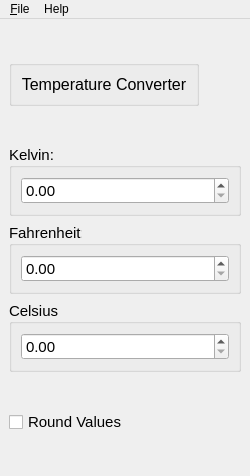
Qt form mainwindow.ui (TiagoSBO/qtproject-temperature-converter) before a commit.
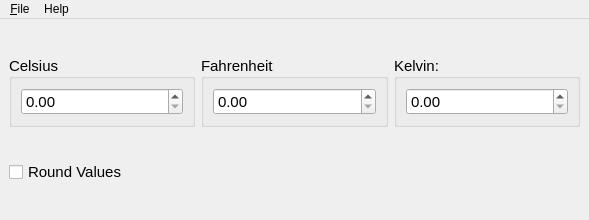
The same form after that commit.

Commit message: style: Add new Horizontal Layout.

```diff
--- a/mainwindow.ui
+++ b/mainwindow.ui
@@ -6,8 +6,8 @@
    <rect>
     <x>0</x>
     <y>0</y>
-    <width>250</width>
-    <height>476</height>
+    <width>589</width>
+    <height>220</height>
    </rect>
   </property>
   <property name="windowTitle">
@@ -22,106 +22,7 @@
   <widget class="QWidget" name="centralwidget">
    <layout class="QVBoxLayout" name="verticalLayout">
     <item>
-     <widget class="QGroupBox" name="groupBox_title">
-      <property name="sizePolicy">
-       <sizepolicy hsizetype="Fixed" vsizetype="Fixed">
-        <horstretch>10</horstretch>
-        <verstretch>10</verstretch>
-       </sizepolicy>
-      </property>
-      <property name="font">
-       <font>
-        <pointsize>12</pointsize>
-       </font>
-      </property>
-      <property name="title">
-       <string/>
-      </property>
-      <property name="alignment">
-       <set>Qt::AlignmentFlag::AlignCenter</set>
-      </property>
-      <layout class="QVBoxLayout" name="verticalLayout_2">
-       <item>
-        <widget class="QLabel" name="title">
-         <property name="sizePolicy">
-          <sizepolicy hsizetype="MinimumExpanding" vsizetype="MinimumExpanding">
-           <horstretch>0</horstretch>
-           <verstretch>0</verstretch>
-          </sizepolicy>
-         </property>
-         <property name="text">
-          <string>Temperature Converter</string>
-         </property>
-         <property name="alignment">
-          <set>Qt::AlignmentFlag::AlignCenter</set>
-         </property>
-        </widget>
-       </item>
-      </layout>
-     </widget>
-    </item>
-    <item>
-     <layout class="QVBoxLayout" name="verticalLayout_3">
-      <item>
-       <widget class="QGroupBox" name="groupBoxKelvin">
-        <property name="sizePolicy">
-         <sizepolicy hsizetype="Preferred" vsizetype="Fixed">
-          <horstretch>0</horstretch>
-          <verstretch>0</verstretch>
-         </sizepolicy>
-        </property>
-        <property name="font">
-         <font>
-          <pointsize>11</pointsize>
-          <bold>false</bold>
-         </font>
-        </property>
-        <property name="title">
-         <string>Kelvin:</string>
-        </property>
-        <property name="alignment">
-         <set>Qt::AlignmentFlag::AlignLeading|Qt::AlignmentFlag::AlignLeft|Qt::AlignmentFlag::AlignVCenter</set>
-        </property>
-        <property name="flat">
-         <bool>false</bool>
-        </property>
-        <layout class="QHBoxLayout" name="horizontalLayout_7">
-         <item>
-          <widget class="QDoubleSpinBox" name="doubleSpinBox_3"/>
-         </item>
-        </layout>
-       </widget>
-      </item>
-      <item>
-       <widget class="QGroupBox" name="groupBoxFahrenheit">
-        <property name="sizePolicy">
-         <sizepolicy hsizetype="Preferred" vsizetype="Fixed">
-          <horstretch>0</horstretch>
-          <verstretch>0</verstretch>
-         </sizepolicy>
-        </property>
-        <property name="font">
-         <font>
-          <pointsize>11</pointsize>
-          <bold>false</bold>
-         </font>
-        </property>
-        <property name="title">
-         <string>Fahrenheit:</string>
-        </property>
-        <property name="alignment">
-         <set>Qt::AlignmentFlag::AlignLeading|Qt::AlignmentFlag::AlignLeft|Qt::AlignmentFlag::AlignVCenter</set>
-        </property>
-        <property name="flat">
-         <bool>false</bool>
-        </property>
-        <layout class="QHBoxLayout" name="horizontalLayout_5">
-         <item>
-          <widget class="QDoubleSpinBox" name="doubleSpinBox_2"/>
-         </item>
-        </layout>
-       </widget>
-      </item>
+     <layout class="QHBoxLayout" name="horizontalLayout_2">
       <item>
        <widget class="QGroupBox" name="groupBoxCelsius">
         <property name="sizePolicy">
@@ -156,6 +57,66 @@
         </layout>
        </widget>
       </item>
+      <item>
+       <widget class="QGroupBox" name="groupBoxFahrenheit">
+        <property name="sizePolicy">
+         <sizepolicy hsizetype="Preferred" vsizetype="Fixed">
+          <horstretch>0</horstretch>
+          <verstretch>0</verstretch>
+         </sizepolicy>
+        </property>
+        <property name="font">
+         <font>
+          <pointsize>11</pointsize>
+          <bold>false</bold>
+         </font>
+        </property>
+        <property name="title">
+         <string>Fahrenheit:</string>
+        </property>
+        <property name="alignment">
+         <set>Qt::AlignmentFlag::AlignLeading|Qt::AlignmentFlag::AlignLeft|Qt::AlignmentFlag::AlignVCenter</set>
+        </property>
+        <property name="flat">
+         <bool>false</bool>
+        </property>
+        <layout class="QHBoxLayout" name="horizontalLayout_5">
+         <item>
+          <widget class="QDoubleSpinBox" name="spinBoxFahrenheit"/>
+         </item>
+        </layout>
+       </widget>
+      </item>
+      <item>
+       <widget class="QGroupBox" name="groupBoxKelvin">
+        <property name="sizePolicy">
+         <sizepolicy hsizetype="Preferred" vsizetype="Fixed">
+          <horstretch>0</horstretch>
+          <verstretch>0</verstretch>
+         </sizepolicy>
+        </property>
+        <property name="font">
+         <font>
+          <pointsize>11</pointsize>
+          <bold>false</bold>
+         </font>
+        </property>
+        <property name="title">
+         <string>Kelvin:</string>
+        </property>
+        <property name="alignment">
+         <set>Qt::AlignmentFlag::AlignLeading|Qt::AlignmentFlag::AlignLeft|Qt::AlignmentFlag::AlignVCenter</set>
+        </property>
+        <property name="flat">
+         <bool>false</bool>
+        </property>
+        <layout class="QHBoxLayout" name="horizontalLayout_7">
+         <item>
+          <widget class="QDoubleSpinBox" name="spinBoxKelvin"/>
+         </item>
+        </layout>
+       </widget>
+      </item>
      </layout>
     </item>
     <item>
@@ -180,7 +141,7 @@
     <rect>
      <x>0</x>
      <y>0</y>
-     <width>250</width>
+     <width>589</width>
      <height>25</height>
     </rect>
    </property>
```
Left out of the diff: 2 changed lines with no effect on the pictures.
